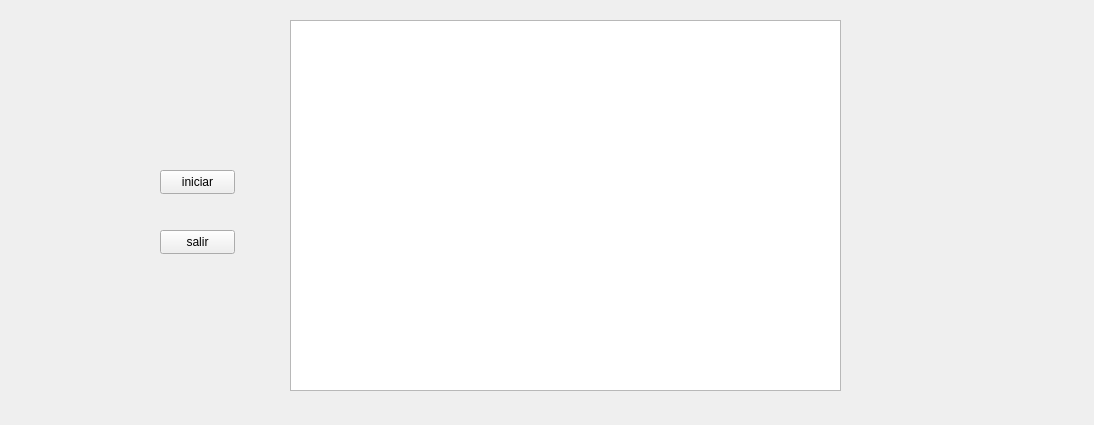
Before: the Qt Designer form Codificacion/Menu1.ui in AmazingJuan/Proyecto-Final, drawn with Qt 5.
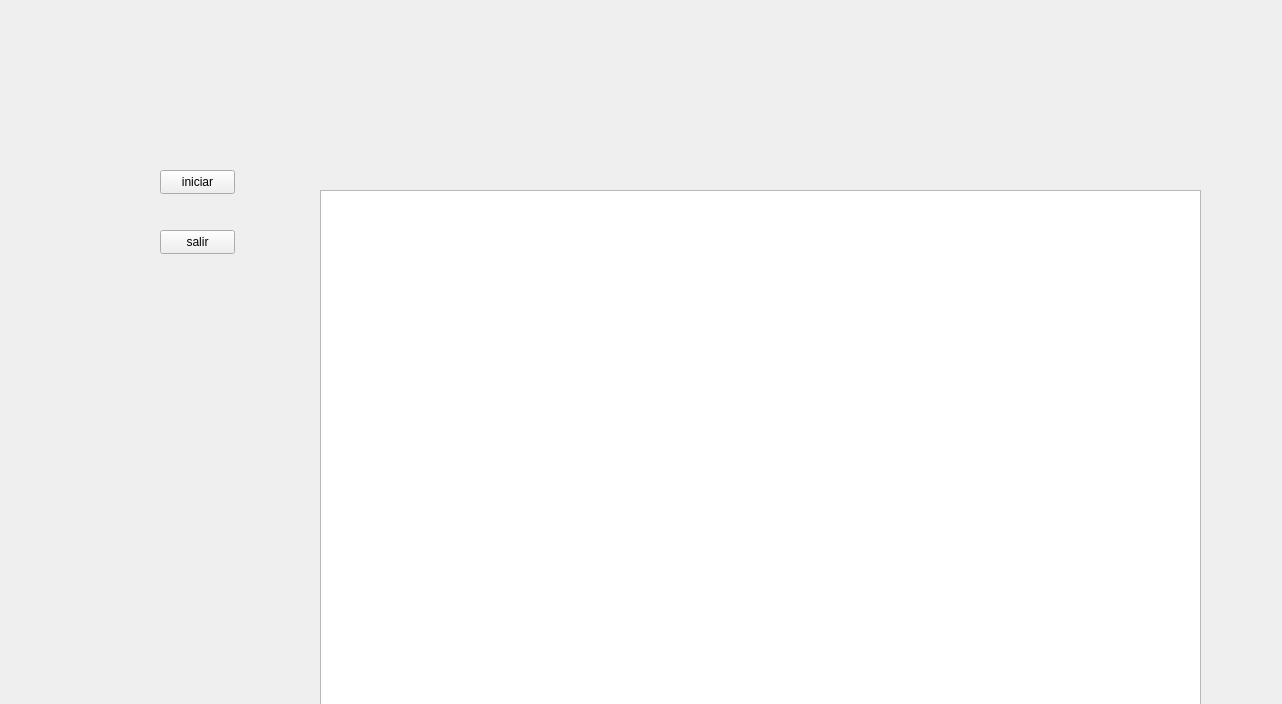
After: the same form once the commit is applied.

Patch:
```diff
--- a/Codificacion/Menu1.ui
+++ b/Codificacion/Menu1.ui
@@ -6,8 +6,8 @@
    <rect>
     <x>0</x>
     <y>0</y>
-    <width>1094</width>
-    <height>425</height>
+    <width>1282</width>
+    <height>704</height>
    </rect>
   </property>
   <property name="windowTitle">
@@ -16,10 +16,10 @@
   <widget class="QGraphicsView" name="graphicsView">
    <property name="geometry">
     <rect>
-     <x>290</x>
-     <y>20</y>
-     <width>551</width>
-     <height>371</height>
+     <x>320</x>
+     <y>190</y>
+     <width>881</width>
+     <height>591</height>
     </rect>
    </property>
   </widget>
```
